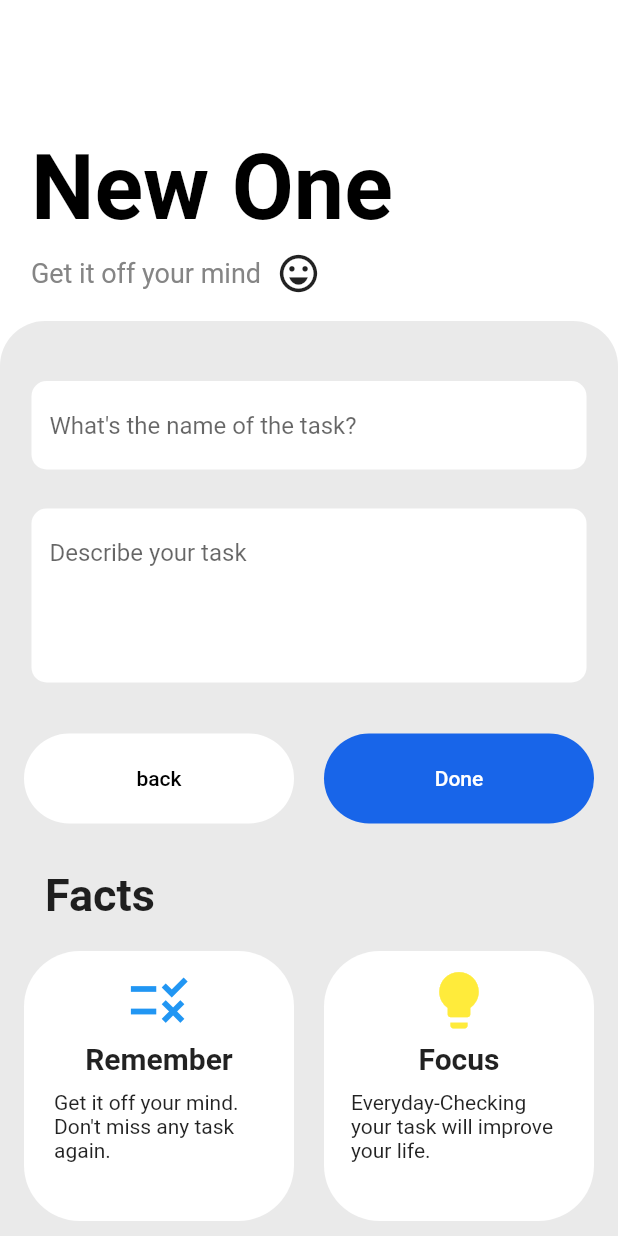
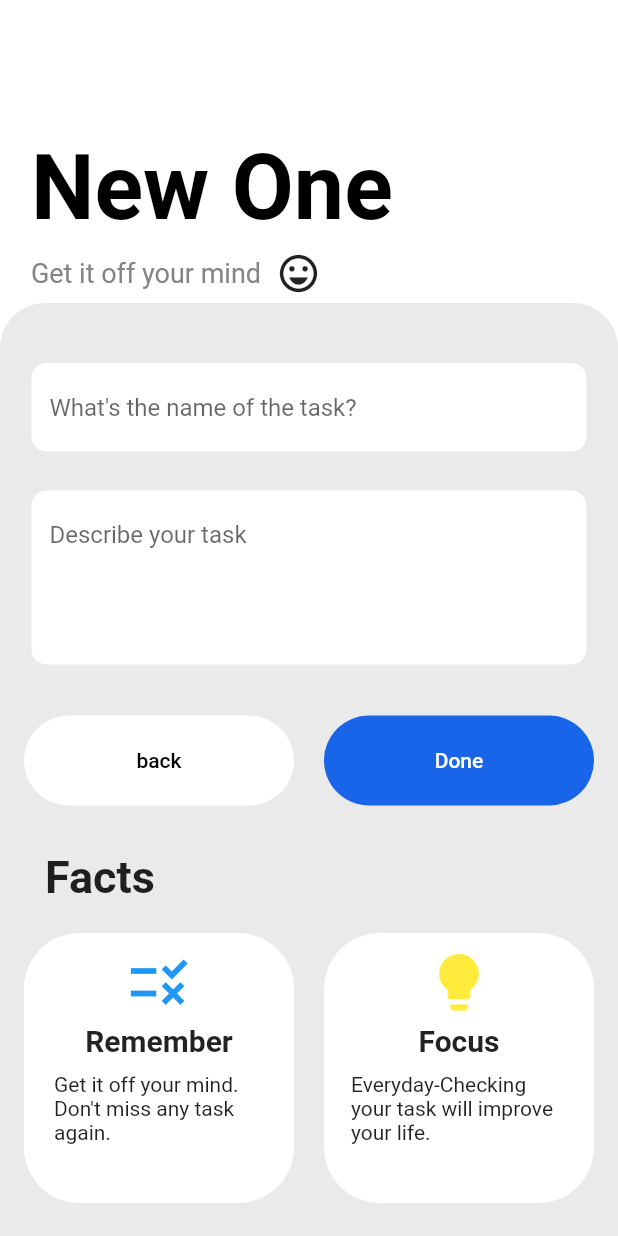
Before and after one commit to Maik96/GetYourTasksDone, a Flutter app: the AddScreenContent screen opened directly with empty values, on a phone screen of 412 x 824 dp. Run offline on Flutter 3.47's test engine with Material 2 defaults, Android fonts, the phone set to English and light mode, and no system bars; our stand-ins replace after_layout, shared_preferences, sqflite; accounts and stored records are empty.

```diff
--- a/doyourtasks/lib/views/add_screen/add_screen_content.dart
+++ b/doyourtasks/lib/views/add_screen/add_screen_content.dart
@@ -47,7 +47,7 @@ class _AddScreenContentState extends State<AddScreenContent> {
               const SizedBox(height: 90),
               // ignore: sized_box_for_whitespace
               Container(
-                height: 124,
+                height: 112,
                 width: size.width * 0.9,
                 child: Center(
                   child: Align(
```
Also changed, not shown: doyourtasks/lib/assets/images/image1.jpeg (added), 1 other file.
